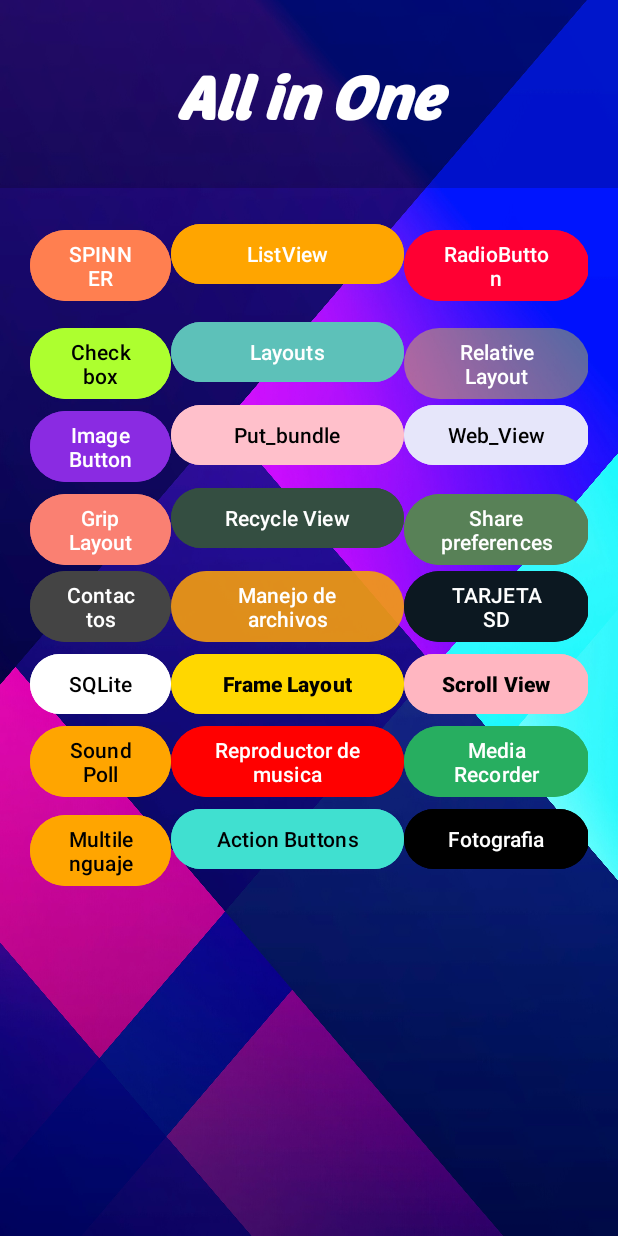
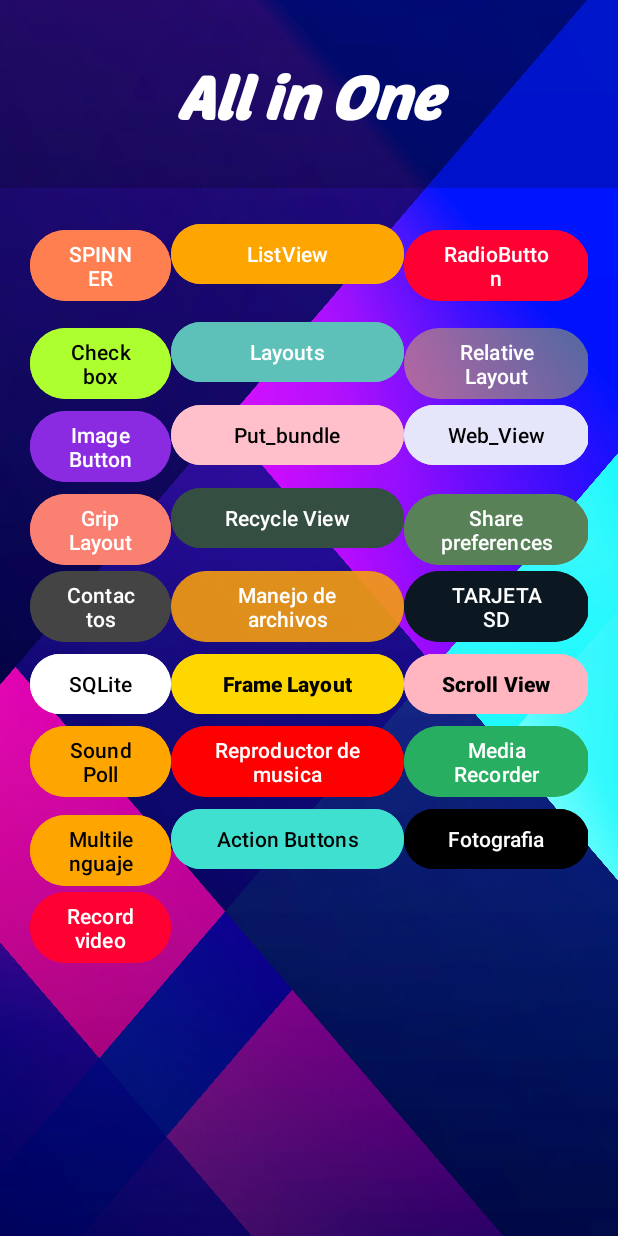
Before and after one commit to rodrigovelasquez2/Todo-en-uno-APP_Rodvels2002, an Android app: the screen it shows after launch (MainActivity), on a phone screen of 412 x 824 dp. Run offline under Robolectric (Android 15) with nearby library versions, the phone set to English and light mode, and no system bars.

Commit message:
feat:  Se añadio una interfaz que permite grabar video y guardarlo en el dispositivo
Grabacion_video

commitlint

```diff
--- a/app/src/main/java/com/velasquez/todoenuno/MainActivity.java
+++ b/app/src/main/java/com/velasquez/todoenuno/MainActivity.java
@@ -164,4 +164,9 @@ public class MainActivity extends AppCompatActivity {
         startActivity(intent);
     }
 
+    public void sendToReproductorVideo(View view) {
+        Intent intent = new Intent(MainActivity.this, Grabacion_video.class);
+        startActivity(intent);
+    }
+
 }//Fin MainActivity
--- a/app/src/main/res/layout/activity_main.xml
+++ b/app/src/main/res/layout/activity_main.xml
@@ -246,7 +246,7 @@
         </TableRow>
 
 
-        <!--Sexta fila-->
+        <!--Septima fila-->
         <TableRow>
 
             <Button
@@ -278,7 +278,7 @@
                 android:textColor="@color/white"/>
         </TableRow>
 
-        <!--Septima fila fila-->
+        <!--Octava fila fila-->
         <TableRow>
 
             <Button
@@ -308,5 +308,20 @@
                 android:text="@string/app_fotografia"
                 android:textColor="@color/white"/>
         </TableRow>
+
+        <!--Novena fila fila-->
+        <TableRow>
+
+            <Button
+                android:id="@+id/btnGrabacionVideo"
+                android:layout_width="match_parent"
+                android:layout_height="wrap_content"
+                android:backgroundTint="@color/crimsom"
+                android:onClick="sendToReproductorVideo"
+                android:text="@string/app_grabacion_video"
+                android:textColor="@color/white"/>
+
+        </TableRow>
+
     </TableLayout>
 </RelativeLayout>
--- a/app/src/main/res/values/strings.xml
+++ b/app/src/main/res/values/strings.xml
@@ -120,4 +120,7 @@
     <!--Fotografia-->
     <string name="app_fotografia">Fotografia</string>
 
+    <!--Grabacion de video-->
+    <string name="app_grabacion_video">Record video</string>
+
 </resources>
```
Also changed, not shown: app/src/main/AndroidManifest.xml (+6 -5 lines), app/src/main/java/com/velasquez/todoenuno/Grabacion_video.java (added, +46 -0 lines), app/src/main/res/layout/activity_grabacion_video.xml (added, +34 -0 lines), 1 other file.
